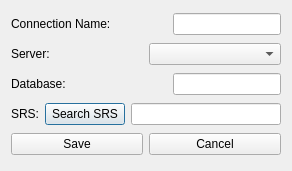
The window that DbTools/PostGISTool/ui_postgisDBTool.ui (dsgoficial/DsgTools) describes before a commit, drawn with Qt 5.
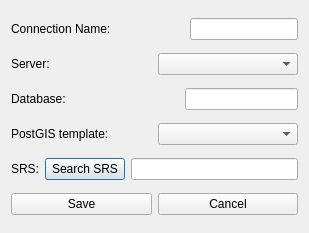
The same window after the commit.

Commit message: Now creating the databases with the PostGIS template set by the user.

The edit to the form file:
```diff
--- a/DbTools/PostGISTool/ui_postgisDBTool.ui
+++ b/DbTools/PostGISTool/ui_postgisDBTool.ui
@@ -6,15 +6,15 @@
    <rect>
     <x>0</x>
     <y>0</y>
-    <width>292</width>
-    <height>171</height>
+    <width>309</width>
+    <height>233</height>
    </rect>
   </property>
   <property name="windowTitle">
    <string>Create Database</string>
   </property>
   <layout class="QGridLayout" name="gridLayout">
-   <item row="0" column="0" colspan="2">
+   <item row="0" column="0">
     <layout class="QHBoxLayout" name="horizontalLayout">
      <item>
       <widget class="QLabel" name="label">
@@ -45,7 +45,7 @@
      </item>
     </layout>
    </item>
-   <item row="1" column="0" colspan="2">
+   <item row="1" column="0">
     <layout class="QHBoxLayout" name="horizontalLayout_2">
      <item>
       <widget class="QLabel" name="label_2">
@@ -59,7 +59,7 @@
      </item>
     </layout>
    </item>
-   <item row="2" column="0" colspan="2">
+   <item row="2" column="0">
     <layout class="QHBoxLayout" name="horizontalLayout_3">
      <item>
       <widget class="QLabel" name="label_3">
@@ -86,7 +86,21 @@
      </item>
     </layout>
    </item>
-   <item row="3" column="0" colspan="2">
+   <item row="3" column="0">
+    <layout class="QHBoxLayout" name="horizontalLayout_6">
+     <item>
+      <widget class="QLabel" name="label_5">
+       <property name="text">
+        <string>PostGIS template:</string>
+       </property>
+      </widget>
+     </item>
+     <item>
+      <widget class="QComboBox" name="templatesCombo"/>
+     </item>
+    </layout>
+   </item>
+   <item row="4" column="0">
     <layout class="QHBoxLayout" name="horizontalLayout_4">
      <item>
       <widget class="QLabel" name="label_4">
@@ -111,19 +125,23 @@
      </item>
     </layout>
    </item>
-   <item row="4" column="0">
+   <item row="5" column="0">
+    <layout class="QHBoxLayout" name="horizontalLayout_5">
+     <item>
     <widget class="QPushButton" name="saveButton">
      <property name="text">
       <string>Save</string>
      </property>
     </widget>
    </item>
-   <item row="4" column="1">
+     <item>
     <widget class="QPushButton" name="cancelButton">
      <property name="text">
       <string>Cancel</string>
      </property>
     </widget>
+     </item>
+    </layout>
    </item>
   </layout>
  </widget>
```
Lines whose indentation alone changed are shown as unchanged. The commit also changes 5 other files.
